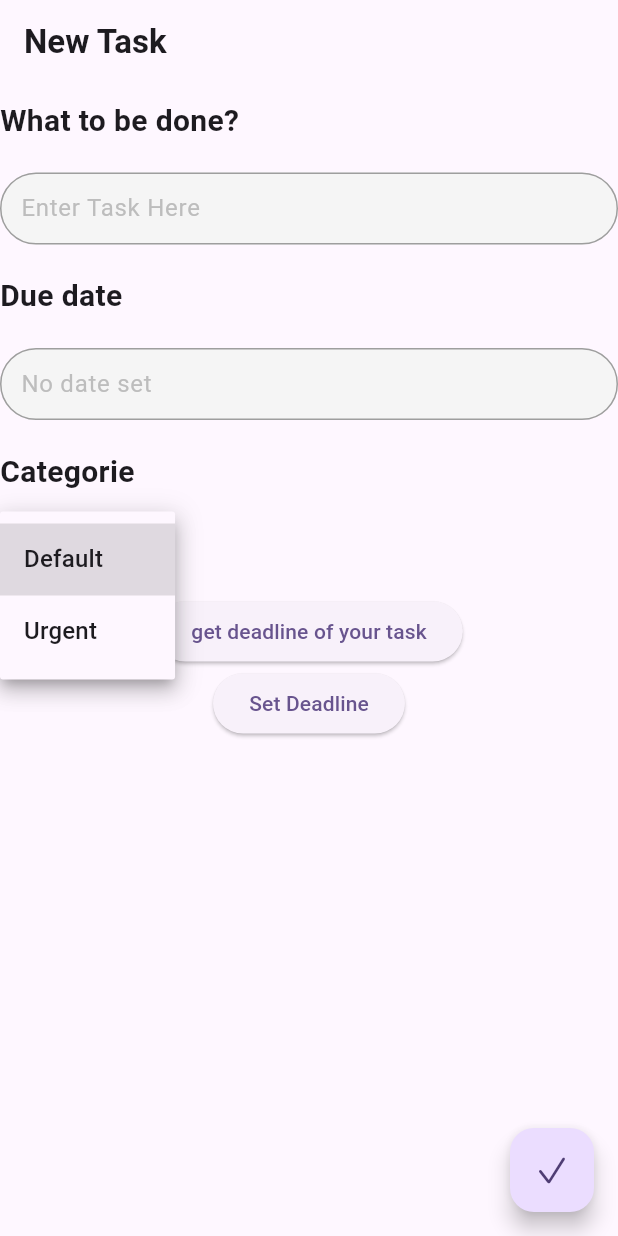
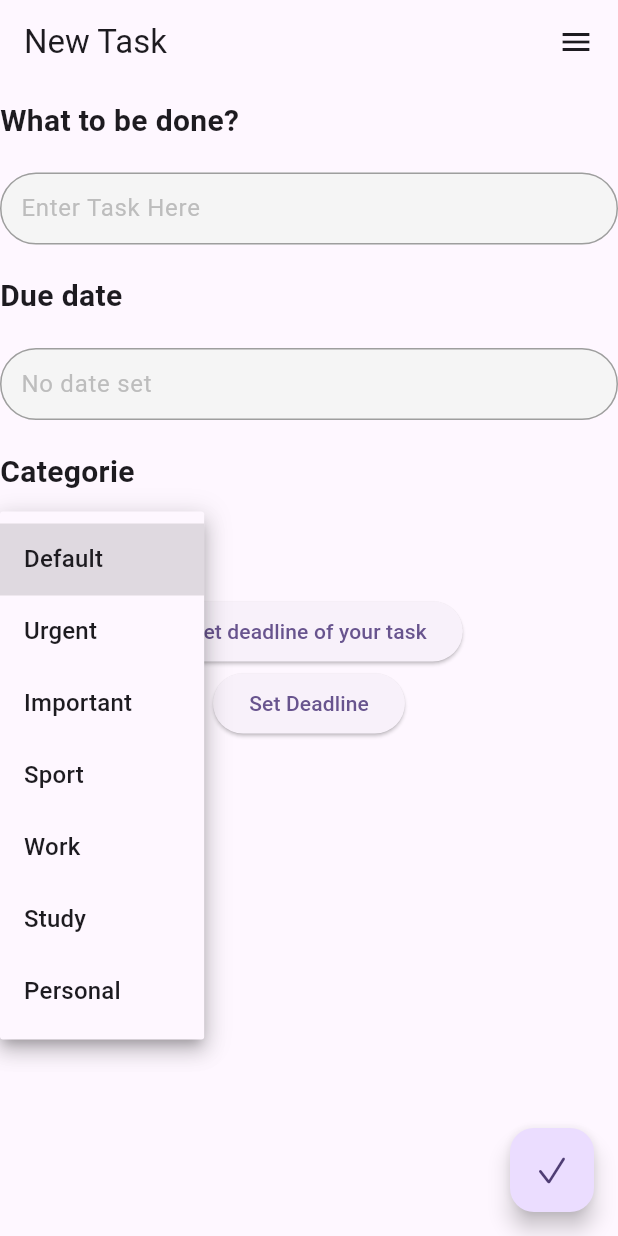
Before and after one commit to rania1231/to_do_list, a Flutter app: the AddTask screen opened directly, after a tap on "Default", on a phone screen of 412 x 824 dp. Run offline on Flutter 3.47's test engine with Material 3 defaults, Android fonts, the phone set to English and light mode, and no system bars; our stand-ins replace awesome_dialog, awesome_notifications, cloud_firestore, firebase_auth, firebase_core, firebase_storage and 2 more; missing offline and left inert: omni_datetime_picker; accounts and stored records are empty.

Commit message:
add menu

```diff
--- a/lib/main.dart
+++ b/lib/main.dart
@@ -17,6 +17,7 @@ import 'auth/register.dart';
 import 'classes/DataClass.dart';
 
 void main()  async{
+
   WidgetsFlutterBinding.ensureInitialized();
   await Firebase.initializeApp(
       options: const FirebaseOptions(
@@ -60,6 +61,7 @@ class MyApp extends StatelessWidget {
     return ChangeNotifierProvider(
       create: (context)=>DataClass(firestoreService: FirestoreService()),
       child:  MaterialApp(
+        debugShowCheckedModeBanner: false,
       title: 'Flutter Demo',
     theme: ThemeData(
     colorScheme: ColorScheme.fromSeed(seedColor: Colors.deepPurple),
--- a/lib/views/addTask.dart
+++ b/lib/views/addTask.dart
@@ -16,6 +16,8 @@ import '../classes/task.dart';
 import 'package:timezone/data/latest.dart' as tz;
 import 'package:timezone/timezone.dart'as tz;
 
+import 'menu.dart';
+
 
 
 class AddTask extends StatefulWidget {
@@ -29,7 +31,7 @@ class _AddTaskState extends State<AddTask> {
   FirestoreService firestoreService=FirestoreService();
   TextEditingController taskName=TextEditingController();
   TextEditingController taskDate=TextEditingController();
-  List<String> categories=['Default','Urgent'];
+  List<String> categories=['Default','Urgent','Important','Sport','Work','Study','Personal'];
   String dropdownValue = 'Default';
   late tz.Location localTimeZone;
   late DateTime deadline;
@@ -49,7 +51,13 @@ class _AddTaskState extends State<AddTask> {
   @override
   Widget build(BuildContext context) {
     return Scaffold(
-      appBar: AppBar(title: Text('New Task', style: TextStyle(fontWeight: FontWeight.bold),)),
+      appBar:  AppBar(title:  Row(
+    mainAxisAlignment: MainAxisAlignment.spaceBetween,
+      children: [
+        Text('New Task'),
+        Menu()
+      ],
+    ),),
       body: Container(
         child: Column(
           children: [
--- /dev/null
+++ b/lib/views/menu.dart
@@ -0,0 +1,36 @@
+import 'package:flutter/material.dart';
+import 'package:popover/popover.dart';
+
+
+class Menu extends StatelessWidget {
+  const Menu({super.key});
+
+  @override
+  Widget build(BuildContext context) {
+    return GestureDetector(
+      onTap: ()=>showPopover(
+          context: context,
+          bodyBuilder: (context)=>Column(
+        children: [
+          SizedBox(height: 20,),
+          Container(child: Center(child: Text('Default')),height: 25,width: 230,decoration: BoxDecoration(color: Colors.brown[100]),),
+          SizedBox(height: 15,),
+          Container(child: Center(child: Text('Urgent')),height: 25,width: 230,decoration: BoxDecoration(color: Colors.grey),),
+          SizedBox(height: 15,),
+          Container(child: Center(child: Text('Important')),height: 25,width: 230,decoration: BoxDecoration(color: Colors.grey),),
+          SizedBox(height: 15,),
+          Container(child: Center(child: Text('Sport')),height: 25,width: 230,decoration: BoxDecoration(color: Colors.grey),),
+          SizedBox(height: 15,),
+          Container(child: Center(child: Text('Work')),height: 25,width: 230,decoration: BoxDecoration(color: Colors.grey),),
+          SizedBox(height: 15,),
+          Container(child: Center(child: Text('Study')),height: 25,width: 230,decoration: BoxDecoration(color: Colors.grey),),
+          SizedBox(height: 15,),
+          Container(child: Center(child: Text('Personal')),height: 25,width: 230,decoration: BoxDecoration(color: Colors.grey),),
+        ],),
+        height: 350,
+        width: 250
+      ),
+      child: Icon(Icons.menu),
+    );
+  }
+}
--- a/pubspec.yaml
+++ b/pubspec.yaml
@@ -46,6 +46,7 @@ dependencies:
   awesome_notifications: ^0.9.3+1
   omni_datetime_picker: ^1.1.0
   timezone: ^0.9.3
+  popover: ^0.3.0
 
 dev_dependencies:
   flutter_test:
```
Also changed, not shown: lib/views/home.dart (+8 -1 lines), lib/views/taskDetails.dart (+8 -5 lines), lib/views/updateTask.dart (+9 -2 lines), pubspec.lock.
